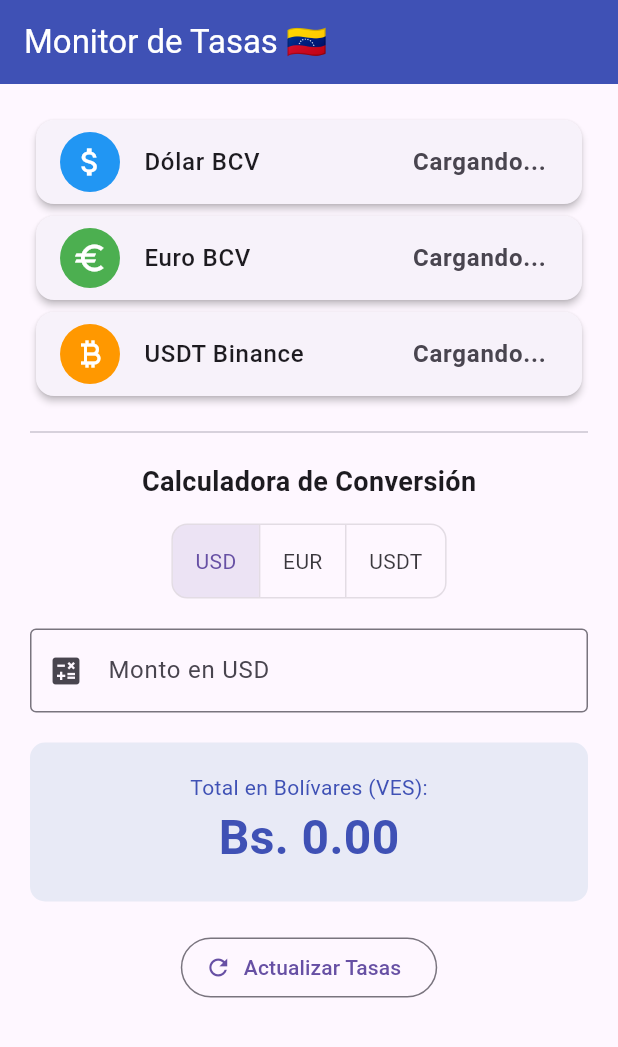
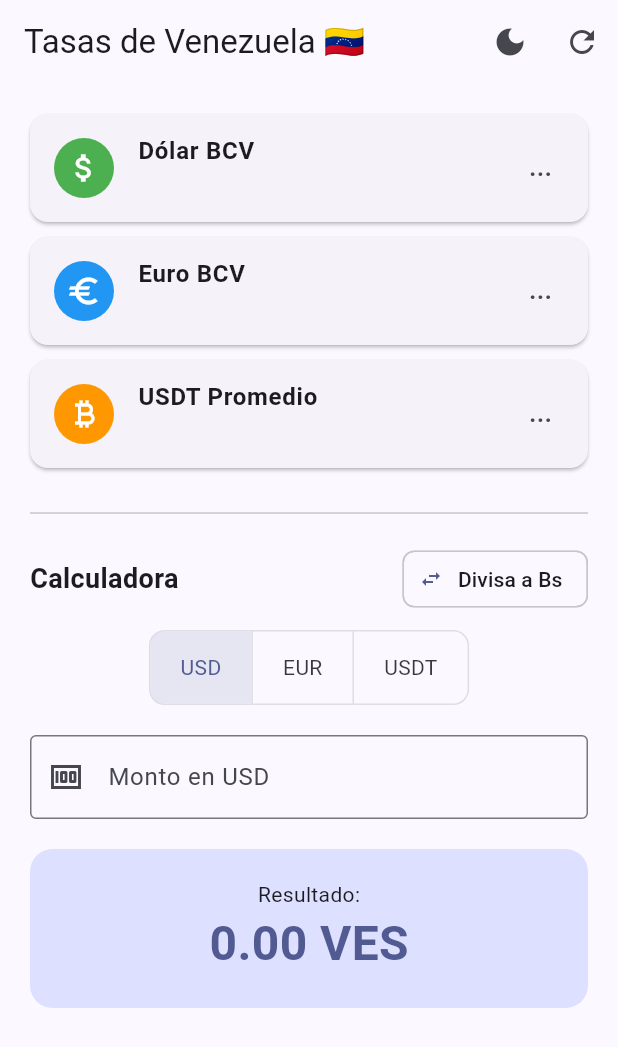
Before and after one commit to Davidvp2022/apk_tasa_bcv, a Flutter app: the screen it shows after launch, on a phone screen of 412 x 824 dp. Shown: the top 1047 px of the screen. Run offline on Flutter 3.47's test engine with Material 3 defaults, Android fonts, the phone set to English and light mode, and no system bars; network calls fail.

Commit message:
Update main.dart
Se agrego el tema oscuro y claro, tambien la conversion de bolivares a divisas, cambio de color de iconos y algunos otros cambios esteticos menores

```diff
--- a/lib/main.dart
+++ b/lib/main.dart
@@ -2,9 +2,39 @@
 import 'package:http/http.dart' as http;
 import 'dart:convert';
 
-void main() => runApp(MaterialApp(home: MonitorTasas(), debugShowCheckedModeBanner: false));
+void main() => runApp(MiMonitorApp());
+
+class MiMonitorApp extends StatefulWidget {
+  @override
+  _MiMonitorAppState createState() => _MiMonitorAppState();
+}
+
+class _MiMonitorAppState extends State<MiMonitorApp> {
+  // Variable para controlar el tema (Claro/Oscuro)
+  ThemeMode _themeMode = ThemeMode.light;
+
+  void toggleTheme() {
+    setState(() {
+      _themeMode = _themeMode == ThemeMode.light ? ThemeMode.dark : ThemeMode.light;
+    });
+  }
+
+  @override
+  Widget build(BuildContext context) {
+    return MaterialApp(
+      debugShowCheckedModeBanner: false,
+      theme: ThemeData(useMaterial3: true, brightness: Brightness.light, colorSchemeSeed: Colors.indigo),
+      darkTheme: ThemeData(useMaterial3: true, brightness: Brightness.dark, colorSchemeSeed: Colors.indigo),
+      themeMode: _themeMode,
+      home: MonitorTasas(onThemeToggle: toggleTheme),
+    );
+  }
+}
 
 class MonitorTasas extends StatefulWidget {
+  final VoidCallback onThemeToggle;
+  MonitorTasas({required this.onThemeToggle});
+
   @override
   _MonitorTasasState createState() => _MonitorTasasState();
 }
@@ -13,8 +43,10 @@
   double precioDolar = 0.0;
   double precioEuro = 0.0;
   double precioUsdt = 0.0;
+  String fDolar = "", fEuro = "", fUsdt = "";
 
   String monedaSeleccionada = 'USD';
+  bool deDivisaABs = true; // Controla la dirección de la calculadora
   TextEditingController controller = TextEditingController();
   double resultado = 0.0;
 
@@ -25,64 +57,99 @@
     recalcular(controller.text);
   }
 
+  String formatearFecha(String fechaIso, bool esBcv) {
+    try {
+      DateTime dt = DateTime.parse(fechaIso);
+      if (esBcv) {
+        if (dt.weekday == DateTime.friday) dt = dt.add(Duration(days: 3));
+        else if (dt.weekday == DateTime.saturday) dt = dt.add(Duration(days: 2));
+        else dt = dt.add(Duration(days: 1));
+      }
+      return "${dt.day.toString().padLeft(2, '0')}/${dt.month.toString().padLeft(2, '0')}/${dt.year}";
+    } catch (e) { return "---"; }
+  }
+
   Future<void> fetchTasa(String url, String tipo) async {
     try {
       final res = await http.get(Uri.parse(url));
       if (res.statusCode == 200) {
-        final decodedData = json.decode(res.body);
+        final data = json.decode(res.body);
         setState(() {
-          double valor = 0.0;
-          if (decodedData is List) {
-            var oficial = decodedData.firstWhere((item) => item['fuente'] == 'oficial');
-            valor = double.parse(oficial['promedio'].toString());
+          double v = 0.0; String f = "";
+          if (data is List) {
+            var oficial = data.firstWhere((item) => item['fuente'] == 'oficial');
+            v = double.parse(oficial['promedio'].toString());
+            f = oficial['fechaActualizacion'];
           } else {
-            valor = double.parse(decodedData['promedio'].toString());
+            v = double.parse(data['promedio'].toString());
+            f = data['fechaActualizacion'];
           }
-
-          if (tipo == 'USD') precioDolar = valor;
-          if (tipo == 'EUR') precioEuro = valor;
-          if (tipo == 'USDT') precioUsdt = valor;
+          if (tipo == 'USD') { precioDolar = v; fDolar = formatearFecha(f, true); }
+          if (tipo == 'EUR') { precioEuro = v; fEuro = formatearFecha(f, true); }
+          if (tipo == 'USDT') { precioUsdt = v; fUsdt = formatearFecha(f, false); }
         });
       }
-    } catch (e) {
-      print("Error en $tipo: $e");
-    }
+    } catch (e) { print(e); }
   }
 
   void recalcular(String valor) {
     double monto = double.tryParse(valor) ?? 0.0;
     double tasa = (monedaSeleccionada == 'USD') ? precioDolar :
                   (monedaSeleccionada == 'EUR') ? precioEuro : precioUsdt;
-    setState(() => resultado = monto * tasa);
+
+    setState(() {
+      if (tasa == 0) { resultado = 0; return; }
+      // Lógica de dirección
+      if (deDivisaABs) {
+        resultado = monto * tasa;
+      } else {
+        resultado = monto / tasa;
+      }
+    });
   }
 
   @override
-  void initState() {
-    super.initState();
-    actualizarTasas();
-  }
+  void initState() { super.initState(); actualizarTasas(); }
 
   @override
   Widget build(BuildContext context) {
     return Scaffold(
       appBar: AppBar(
-        title: Text("Monitor de Tasas 🇻🇪"),
-        backgroundColor: Colors.indigo,
-        foregroundColor: Colors.white,
+        title: Text("Tasas de Venezuela 🇻🇪"),
+        actions: [
+          IconButton(
+            icon: Icon(Theme.of(context).brightness == Brightness.light ? Icons.dark_mode : Icons.light_mode),
+            onPressed: widget.onThemeToggle,
+          ),
+          IconButton(icon: Icon(Icons.refresh), onPressed: actualizarTasas),
+        ],
       ),
       body: SingleChildScrollView(
         padding: EdgeInsets.all(20),
         child: Column(
           children: [
-            // TASAS CON NOMBRES ORIGINALES E ICONOS ESPECÍFICOS
-            _cardPrecio("Dólar BCV", precioDolar, Icons.attach_money, Colors.blue),
-            _cardPrecio("Euro BCV", precioEuro, Icons.euro, Colors.green),
-            _cardPrecio("USDT Binance", precioUsdt, Icons.currency_bitcoin, Colors.orange),
+            _cardPrecio("Dólar BCV", precioDolar, Icons.attach_money, Colors.green, fDolar),
+            _cardPrecio("Euro BCV", precioEuro, Icons.euro, Colors.blue, fEuro),
+            _cardPrecio("USDT Promedio", precioUsdt, Icons.currency_bitcoin, Colors.orange, fUsdt),
 
             Divider(height: 40),
-            Text("Calculadora de Conversión", style: TextStyle(fontSize: 18, fontWeight: FontWeight.bold)),
-            SizedBox(height: 15),
 
+            Row(
+              mainAxisAlignment: MainAxisAlignment.spaceBetween,
+              children: [
+                Text("Calculadora", style: TextStyle(fontSize: 18, fontWeight: FontWeight.bold)),
+                ActionChip(
+                  avatar: Icon(Icons.swap_horiz, size: 16),
+                  label: Text(deDivisaABs ? "Divisa a Bs" : "Bs a Divisa"),
+                  onPressed: () {
+                    setState(() => deDivisaABs = !deDivisaABs);
+                    recalcular(controller.text);
+                  },
+                ),
+              ],
+            ),
+
+            SizedBox(height: 10),
             ToggleButtons(
               isSelected: [monedaSeleccionada == 'USD', monedaSeleccionada == 'EUR', monedaSeleccionada == 'USDT'],
               onPressed: (int index) {
@@ -93,9 +160,9 @@
               },
               borderRadius: BorderRadius.circular(10),
               children: [
-                Padding(padding: EdgeInsets.symmetric(horizontal: 15), child: Text("USD")),
-                Padding(padding: EdgeInsets.symmetric(horizontal: 15), child: Text("EUR")),
-                Padding(padding: EdgeInsets.symmetric(horizontal: 15), child: Text("USDT")),
+                Padding(padding: EdgeInsets.symmetric(horizontal: 20), child: Text("USD")),
+                Padding(padding: EdgeInsets.symmetric(horizontal: 20), child: Text("EUR")),
+                Padding(padding: EdgeInsets.symmetric(horizontal: 20), child: Text("USDT")),
               ],
             ),
 
@@ -105,16 +172,14 @@
               keyboardType: TextInputType.number,
               decoration: InputDecoration(
                 border: OutlineInputBorder(),
-                labelText: "Monto en $monedaSeleccionada",
-                prefixIcon: Icon(Icons.calculate),
+                labelText: deDivisaABs ? "Monto en $monedaSeleccionada" : "Monto en Bolívares (VES)",
+                prefixIcon: Icon(deDivisaABs ? Icons.money : Icons.account_balance_wallet),
               ),
               onChanged: recalcular,
             ),
 
             SizedBox(height: 20),
             _cajaResultado(),
-            SizedBox(height: 20),
-            OutlinedButton.icon(onPressed: actualizarTasas, icon: Icon(Icons.refresh), label: Text("Actualizar Tasas")),
           ],
         ),
       ),
@@ -122,31 +187,32 @@
   }
 
   Widget _cajaResultado() {
+    String unidad = deDivisaABs ? "VES" : monedaSeleccionada;
     return Container(
       padding: EdgeInsets.all(20),
       width: double.infinity,
-      decoration: BoxDecoration(color: Colors.indigo[50], borderRadius: BorderRadius.circular(10)),
+      decoration: BoxDecoration(
+        color: Theme.of(context).colorScheme.primaryContainer,
+        borderRadius: BorderRadius.circular(15),
+      ),
       child: Column(
         children: [
-          Text("Total en Bolívares (VES):", style: TextStyle(color: Colors.indigo)),
-          Text("Bs. ${resultado.toStringAsFixed(2)}",
-            style: TextStyle(fontSize: 32, fontWeight: FontWeight.bold, color: Colors.indigo)),
+          Text("Resultado:", style: TextStyle(fontSize: 14)),
+          Text("${resultado.toStringAsFixed(2)} $unidad",
+            style: TextStyle(fontSize: 32, fontWeight: FontWeight.bold, color: Theme.of(context).colorScheme.primary)),
         ],
       ),
     );
   }
 
-  // Widget de tarjeta actualizado para recibir un IconData
-  Widget _cardPrecio(String titulo, double valor, IconData icono, Color colorFondo) {
+  Widget _cardPrecio(String t, double v, IconData i, Color c, String f) {
     return Card(
-      elevation: 2,
+      margin: EdgeInsets.only(bottom: 10),
       child: ListTile(
-        leading: CircleAvatar(
-          backgroundColor: colorFondo,
-          child: Icon(icono, color: Colors.white),
-        ),
-        title: Text(titulo, style: TextStyle(fontWeight: FontWeight.w500)),
-        trailing: Text(valor == 0.0 ? "Cargando..." : "Bs. ${valor.toStringAsFixed(2)}",
+        leading: CircleAvatar(backgroundColor: c, child: Icon(i, color: Colors.white)),
+        title: Text(t, style: TextStyle(fontWeight: FontWeight.bold)),
+        subtitle: Text("$f"),
+        trailing: Text(v == 0.0 ? "..." : "Bs. ${v.toStringAsFixed(2)}",
           style: TextStyle(fontWeight: FontWeight.bold, fontSize: 16)),
       ),
     );
```
